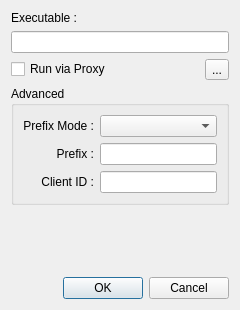
Qt form resources/ui/new_executable.ui (Houston4444/RaySession) before a commit.
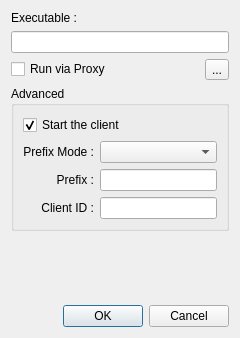
The same form after that commit. Icons and pictures are not drawn.

Commit message: rewrite add_executable for ray_control

Diff of the .ui file:
```diff
--- a/resources/ui/new_executable.ui
+++ b/resources/ui/new_executable.ui
@@ -10,7 +10,7 @@
     <x>0</x>
     <y>0</y>
     <width>240</width>
-    <height>310</height>
+    <height>338</height>
    </rect>
   </property>
   <property name="windowTitle">
@@ -64,7 +64,17 @@
       <string>Advanced</string>
      </property>
      <layout class="QGridLayout" name="gridLayout">
-      <item row="1" column="0">
+      <item row="2" column="1">
+       <widget class="QLineEdit" name="lineEditPrefix"/>
+      </item>
+      <item row="1" column="1">
+       <widget class="QComboBox" name="comboBoxPrefixMode">
+        <property name="toolTip">
+         <string>&lt;html&gt;&lt;head/&gt;&lt;body&gt;&lt;p&gt;The Prefix Mode determines the pattern of the client files.&lt;/p&gt;&lt;ul style=&quot;margin-top: 0px; margin-bottom: 0px; margin-left: 0px; margin-right: 0px; -qt-list-indent: 1;&quot;&gt;&lt;li style=&quot; margin-top:12px; margin-bottom:12px; margin-left:0px; margin-right:0px; -qt-block-indent:0; text-indent:0px;&quot;&gt;Session Name (Default) :&lt;br/&gt;The client files names start with the session name.&lt;/li&gt;&lt;li style=&quot; margin-top:12px; margin-bottom:12px; margin-left:0px; margin-right:0px; -qt-block-indent:0; text-indent:0px;&quot;&gt;Client Name :&lt;br/&gt;The client files names start with the client name given by the client itself&lt;br/&gt;(as in Non Session Manager).&lt;/li&gt;&lt;li style=&quot; margin-top:12px; margin-bottom:12px; margin-left:0px; margin-right:0px; -qt-block-indent:0; text-indent:0px;&quot;&gt;Custom :&lt;br/&gt;The client files names start with the prefix written below.&lt;/li&gt;&lt;/ul&gt;&lt;/body&gt;&lt;/html&gt;</string>
+        </property>
+       </widget>
+      </item>
+      <item row="2" column="0">
        <widget class="QLabel" name="labelPrefix">
         <property name="text">
          <string>Prefix :</string>
@@ -74,17 +84,7 @@
         </property>
        </widget>
       </item>
-      <item row="0" column="0">
-       <widget class="QLabel" name="labelPrefixMode">
-        <property name="text">
-         <string>Prefix Mode :</string>
-        </property>
-        <property name="alignment">
-         <set>Qt::AlignRight|Qt::AlignTrailing|Qt::AlignVCenter</set>
-        </property>
-       </widget>
-      </item>
-      <item row="2" column="0">
+      <item row="3" column="0">
        <widget class="QLabel" name="labelClientId">
         <property name="text">
          <string>Client ID :</string>
@@ -94,23 +94,33 @@
         </property>
        </widget>
       </item>
-      <item row="0" column="1">
-       <widget class="QComboBox" name="comboBoxPrefixMode">
-        <property name="toolTip">
-         <string>&lt;html&gt;&lt;head/&gt;&lt;body&gt;&lt;p&gt;The Prefix Mode determines the pattern of the client files.&lt;/p&gt;&lt;ul style=&quot;margin-top: 0px; margin-bottom: 0px; margin-left: 0px; margin-right: 0px; -qt-list-indent: 1;&quot;&gt;&lt;li style=&quot; margin-top:12px; margin-bottom:12px; margin-left:0px; margin-right:0px; -qt-block-indent:0; text-indent:0px;&quot;&gt;Session Name (Default) :&lt;br/&gt;The client files names start with the session name.&lt;/li&gt;&lt;li style=&quot; margin-top:12px; margin-bottom:12px; margin-left:0px; margin-right:0px; -qt-block-indent:0; text-indent:0px;&quot;&gt;Client Name :&lt;br/&gt;The client files names start with the client name given by the client itself&lt;br/&gt;(as in Non Session Manager).&lt;/li&gt;&lt;li style=&quot; margin-top:12px; margin-bottom:12px; margin-left:0px; margin-right:0px; -qt-block-indent:0; text-indent:0px;&quot;&gt;Custom :&lt;br/&gt;The client files names start with the prefix written below.&lt;/li&gt;&lt;/ul&gt;&lt;/body&gt;&lt;/html&gt;</string>
-        </property>
-       </widget>
-      </item>
-      <item row="1" column="1">
-       <widget class="QLineEdit" name="lineEditPrefix"/>
-      </item>
-      <item row="2" column="1">
+      <item row="3" column="1">
        <widget class="QLineEdit" name="lineEditClientId">
         <property name="toolTip">
          <string>&lt;html&gt;&lt;head/&gt;&lt;body&gt;&lt;p&gt;Use it If you want to add to session a file made outside from a session.&lt;/p&gt;&lt;p&gt;If you let this line empty, the client_id will be automaticely generated.&lt;/p&gt;&lt;/body&gt;&lt;/html&gt;</string>
         </property>
        </widget>
       </item>
+      <item row="1" column="0">
+       <widget class="QLabel" name="labelPrefixMode">
+        <property name="text">
+         <string>Prefix Mode :</string>
+        </property>
+        <property name="alignment">
+         <set>Qt::AlignRight|Qt::AlignTrailing|Qt::AlignVCenter</set>
+        </property>
+       </widget>
+      </item>
+      <item row="0" column="0" colspan="2">
+       <widget class="QCheckBox" name="checkBoxStartClient">
+        <property name="text">
+         <string>Start the client</string>
+        </property>
+        <property name="checked">
+         <bool>true</bool>
+        </property>
+       </widget>
+      </item>
      </layout>
     </widget>
    </item>
```
The commit also changes 4 other files.
